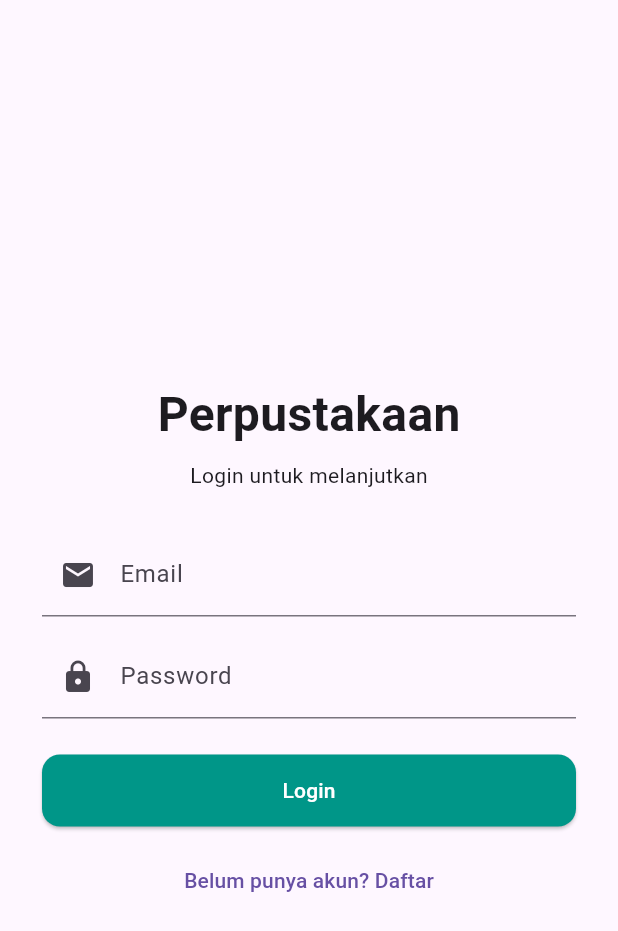
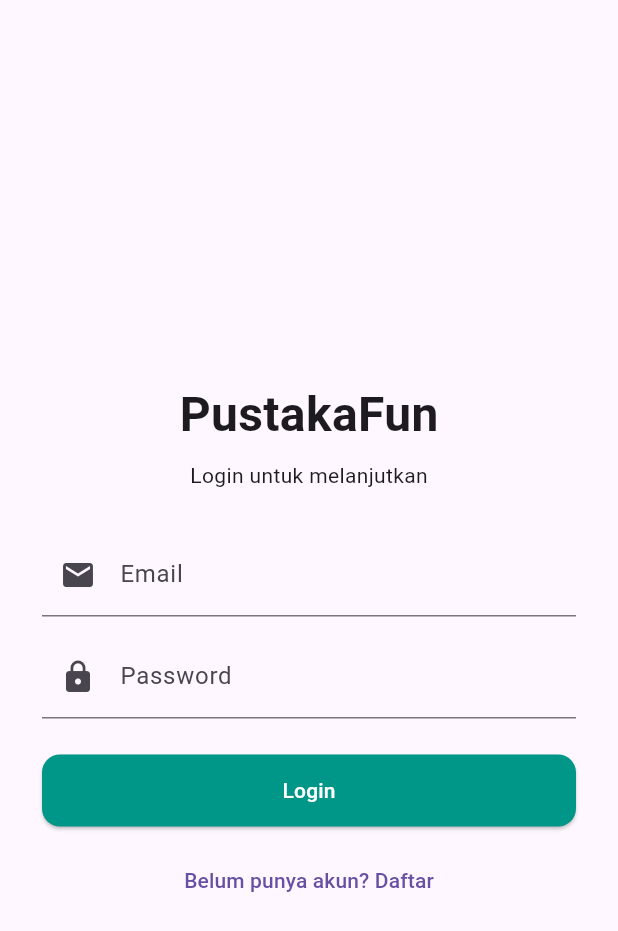
Before and after one commit to SyamsiNurFadilah/perpustakaan-app, a Flutter app: the screen it shows after launch, on a phone screen of 412 x 824 dp. Shown: the top 931 px of the screen. Run offline on Flutter 3.47's test engine with Material 3 defaults, Android fonts, the phone set to English and light mode, and no system bars; accounts and stored records are empty.

Commit message:
mengganti nama perpus

```diff
--- a/lib/pages/login_page.dart
+++ b/lib/pages/login_page.dart
@@ -58,7 +58,7 @@ class _LoginPageState extends State<LoginPage> {
             children: [
               const SizedBox(height: 40),
               const Text(
-                'Perpustakaan',
+                'PustakaFun',
                 style: TextStyle(fontSize: 32, fontWeight: FontWeight.bold),
               ),
               const SizedBox(height: 8),
```
